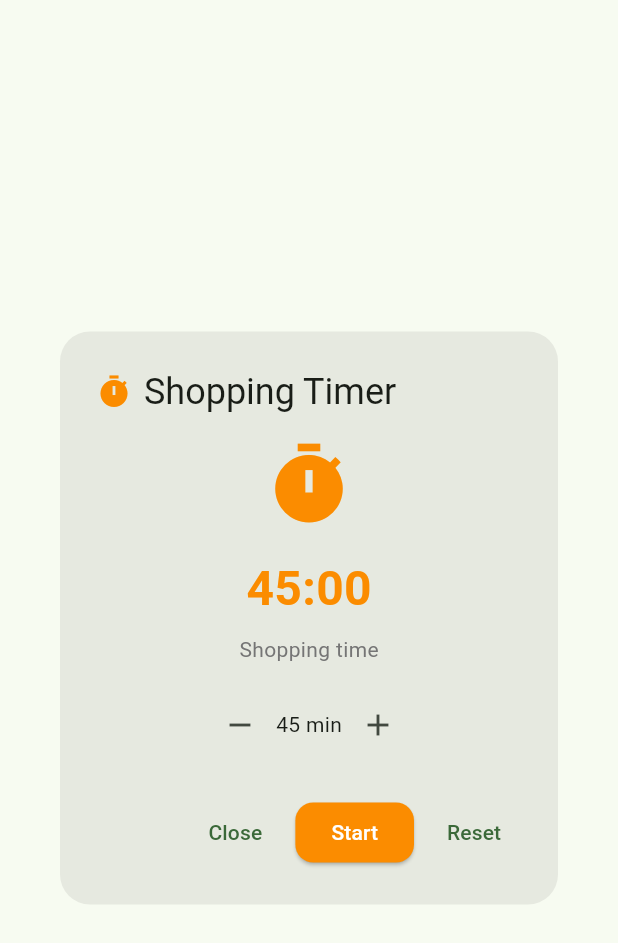
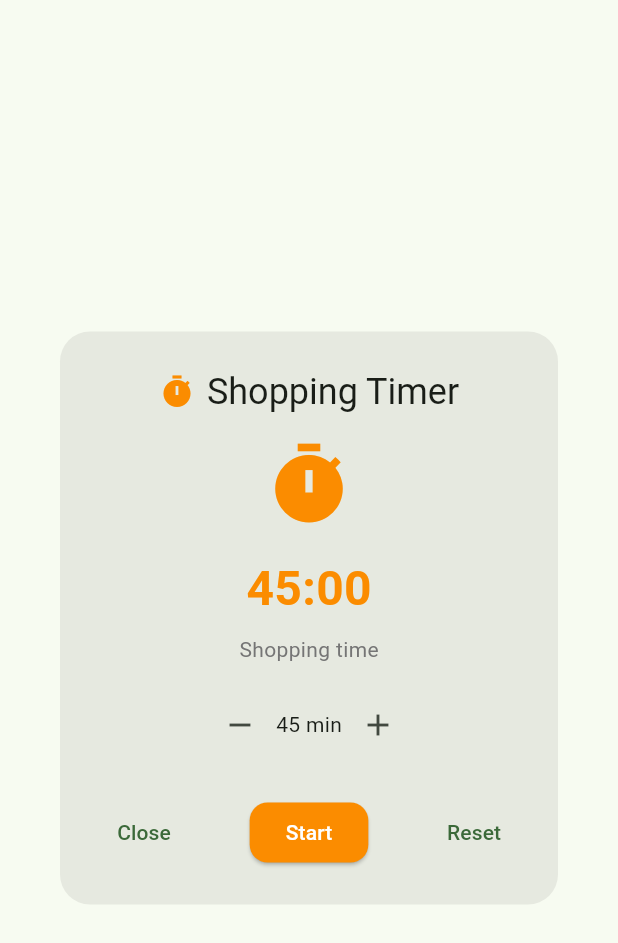
Before and after one commit to naveenprasanth2/grocery, a Flutter app: the ShoppingTimerDialog widget shown alone on an empty page, opened directly, on a phone screen of 412 x 824 dp. Shown: the top 943 px of the screen. Run offline on Flutter 3.47's test engine with Material 3 defaults, Android fonts, the light colour scheme and no system bars; our stand-ins replace audioplayers, shared_preferences, vibration; accounts and stored records are empty.

Commit message:
fixed timer alignment issues

```diff
--- a/lib/features/grocery_list/presentation/widgets/dialogs/shopping_timer_dialog.dart
+++ b/lib/features/grocery_list/presentation/widgets/dialogs/shopping_timer_dialog.dart
@@ -64,6 +64,7 @@ class ShoppingTimerDialog extends StatelessWidget {
         borderRadius: BorderRadius.circular(AppConstants.largeBorderRadius),
       ),
       title: Row(
+        mainAxisAlignment: MainAxisAlignment.center,
         children: [
           Icon(Icons.timer, color: Colors.orange.shade600),
           const SizedBox(width: 8),
@@ -117,6 +118,9 @@ class ShoppingTimerDialog extends StatelessWidget {
         ),
       ),
       actions: [
+        Row(
+          mainAxisAlignment: MainAxisAlignment.spaceBetween,
+          children: [
             TextButton(
               onPressed: () {
                 Navigator.pop(context);
@@ -134,7 +138,10 @@ class ShoppingTimerDialog extends StatelessWidget {
                   ),
                 ),
                 onPressed: timer.start,
-            child: const Text('Start', style: TextStyle(color: Colors.white)),
+                child: const Text(
+                  'Start',
+                  style: TextStyle(color: Colors.white),
+                ),
               ),
             if (timer.isRunning)
               ElevatedButton(
@@ -147,9 +154,14 @@ class ShoppingTimerDialog extends StatelessWidget {
                   ),
                 ),
                 onPressed: timer.pause,
-            child: const Text('Pause', style: TextStyle(color: Colors.white)),
+                child: const Text(
+                  'Pause',
+                  style: TextStyle(color: Colors.white),
+                ),
               ),
             TextButton(onPressed: timer.reset, child: const Text('Reset')),
+          ],
+        ),
       ],
     );
   }
```
Lines whose indentation alone changed are shown as unchanged.
